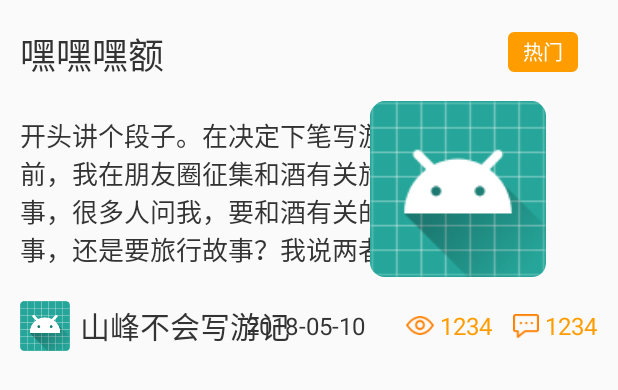
After one commit to QwangShuai/FriendsComeTogether, an Android app: the layout recyclerview_home_hot.xml on its own in the app's theme, with its tools: preview values and no code run, on a phone screen of 412 x 824 dp. The commit adds this screen. Shown: the top 390 px of the screen. Run offline under Robolectric (Android 15) with nearby library versions, the phone set to English and light mode, and no system bars.

Commit message:
上传图片

```diff
--- a/app/src/main/java/com/yiwo/friendscometogether/fragment/HomeFragment.java
+++ b/app/src/main/java/com/yiwo/friendscometogether/fragment/HomeFragment.java
@@ -7,8 +7,10 @@ import android.view.LayoutInflater;
 import android.view.View;
 import android.view.ViewGroup;
 
+import com.yatoooon.screenadaptation.ScreenAdapterTools;
 import com.yiwo.friendscometogether.R;
 import com.yiwo.friendscometogether.adapter.FriendRememberUpDataAdapter;
+import com.yiwo.friendscometogether.adapter.HomeHotAdapter;
 import com.yiwo.friendscometogether.base.BaseFragment;
 import com.yiwo.friendscometogether.custom.GlideImageLoader;
 import com.yiwo.friendscometogether.pages.DetailsOfFriendsActivity;
@@ -31,12 +33,13 @@ public class HomeFragment extends BaseFragment {
     View rootView;
     @BindView(R.id.fragment_home_banner)
     Banner banner;
-    private FriendRememberUpDataAdapter adapter;
+    private HomeHotAdapter adapter;
     @Nullable
     @Override
     public View onCreateView(LayoutInflater inflater, @Nullable ViewGroup container, @Nullable Bundle savedInstanceState) {
         rootView = inflater.inflate(R.layout.fragment_home,null);
         ButterKnife.bind(this, rootView);
+        ScreenAdapterTools.getInstance().loadView(getActivity().getWindow().getDecorView());
         init(banner,DetailsOfFriendsActivity.class);
         return rootView;
     }
--- /dev/null
+++ b/app/src/main/res/drawable/bg_hot.xml
@@ -0,0 +1,7 @@
+<?xml version="1.0" encoding="utf-8"?>
+<shape xmlns:android="http://schemas.android.com/apk/res/android"
+    android:shape="rectangle">
+    <solid android:color="@color/yellow_ff9d00"></solid>
+    <stroke android:color="@color/yellow_ff9d00" android:width="1dp"></stroke>
+    <corners android:radius="3dp"></corners>
+</shape>
--- /dev/null
+++ b/app/src/main/res/layout/recyclerview_home_hot.xml
@@ -0,0 +1,120 @@
+<?xml version="1.0" encoding="utf-8"?>
+<LinearLayout xmlns:android="http://schemas.android.com/apk/res/android"
+    xmlns:app="http://schemas.android.com/apk/res-auto"
+    android:orientation="vertical" android:layout_width="match_parent"
+    android:layout_height="match_parent">
+    <RelativeLayout
+        android:layout_marginTop="27px"
+        android:layout_width="match_parent"
+        android:layout_height="50px">
+        <TextView
+            android:layout_marginLeft="20px"
+            android:textSize="36px"
+            android:gravity="center_vertical"
+            android:textColor="@color/black_333333"
+            android:id="@+id/home_hot_title"
+            android:text="嘿嘿嘿额"
+            android:layout_width="576px"
+            android:layout_height="match_parent" />
+
+        <TextView
+            android:text="热门"
+            android:textSize="20px"
+            android:textColor="@color/white_ffffff"
+            android:layout_alignParentRight="true"
+            android:layout_marginRight="40px"
+            android:layout_centerVertical="true"
+            android:gravity="center"
+            android:layout_width="70px"
+            android:layout_height="40px"
+            android:background="@drawable/bg_hot"/>
+    </RelativeLayout>
+    <RelativeLayout
+        android:layout_marginTop="24px"
+        android:layout_width="match_parent"
+        android:layout_height="176px">
+        <TextView
+            android:textSize="26px"
+            android:textColor="@color/black_333333"
+            android:ellipsize = "end"
+            android:text="开头讲个段子。在决定下笔写游记之前，我在朋友圈征集和酒有关旅行故事，很多人问我，要和酒有关的故事，还是要旅行故事？我说两者兼..."
+            android:layout_marginLeft="20px"
+            android:layout_width="430px"
+            android:layout_height="147px"
+            android:layout_marginTop="15px"/>
+        <ImageView
+            android:id="@+id/home_hot_itemIv"
+            android:layout_alignParentRight="true"
+            android:layout_marginRight="29px"
+            android:layout_width="262px"
+            android:layout_height="176px"
+            android:src="@mipmap/ic_launcher"/>
+    </RelativeLayout>
+    <RelativeLayout
+        android:layout_marginTop="24px"
+        android:layout_width="match_parent"
+        android:layout_height="50px">
+        <com.yiwo.friendscometogether.custom.CImageView
+            android:id="@+id/home_hot_itemHeadIv"
+            android:layout_width="50px"
+            android:layout_height="match_parent"
+            android:src="@mipmap/ic_launcher"
+            android:layout_marginLeft="20px"/>
+        <TextView
+            android:gravity="center_vertical"
+            android:layout_toRightOf="@+id/home_hot_itemHeadIv"
+            android:layout_marginLeft="10px"
+            android:id="@+id/home_hot_itemNameTv"
+            android:textSize="30px"
+            android:textColor="@color/black_333333"
+            android:layout_width="210px"
+            android:layout_height="match_parent"
+            android:text="山峰不会写游记"/>
+        <TextView
+            android:layout_toLeftOf="@+id/views"
+            android:layout_marginRight="20px"
+            android:gravity="center_vertical"
+            android:textSize="24px"
+            android:textColor="@color/black_333333"
+            android:id="@+id/home_hot_itemTimeTv"
+            android:text="2018-05-10"
+            android:layout_width="140px"
+            android:layout_height="match_parent" />
+        <ImageView
+            android:layout_toLeftOf="@+id/home_hot_itemViewsTv"
+            android:id="@+id/views"
+            android:layout_marginRight="6px"
+            android:layout_centerVertical="true"
+            android:layout_width="28px"
+            android:layout_height="19px"
+            android:src="@mipmap/views"/>
+        <TextView
+            android:gravity="center_vertical"
+            android:layout_toLeftOf="@+id/messages"
+            android:id="@+id/home_hot_itemViewsTv"
+            android:layout_marginRight="20px"
+            android:textSize="24px"
+            android:layout_width="53px"
+            android:layout_height="match_parent"
+            android:text="1234"
+            android:textColor="@color/yellow_ff9d00"/>
+        <ImageView
+            android:layout_marginTop="13px"
+            android:layout_toLeftOf="@+id/home_hot_itemMessageTv"
+            android:id="@+id/messages"
+            android:layout_marginRight="6px"
+            android:layout_width="26px"
+            android:layout_height="24px"
+            android:src="@mipmap/message_hot"/>
+        <TextView
+            android:gravity="center_vertical"
+            android:layout_alignParentRight="true"
+            android:id="@+id/home_hot_itemMessageTv"
+            android:layout_marginRight="20px"
+            android:textSize="24px"
+            android:layout_width="53px"
+            android:layout_height="match_parent"
+            android:text="1234"
+            android:textColor="@color/yellow_ff9d00"/>
+    </RelativeLayout>
+</LinearLayout>
```
Also changed, not shown: app/src/main/java/com/yiwo/friendscometogether/adapter/HomeHotAdapter.java (added, +54 -0 lines), app/src/main/res/layout/fragment_home.xml (+60 -15 lines), app/src/main/res/mipmap-xhdpi/hot.png (added), app/src/main/res/mipmap-xhdpi/message_hot.png (added), app/src/main/res/mipmap-xhdpi/point.png (added), app/src/main/res/mipmap-xhdpi/views.png (added).
